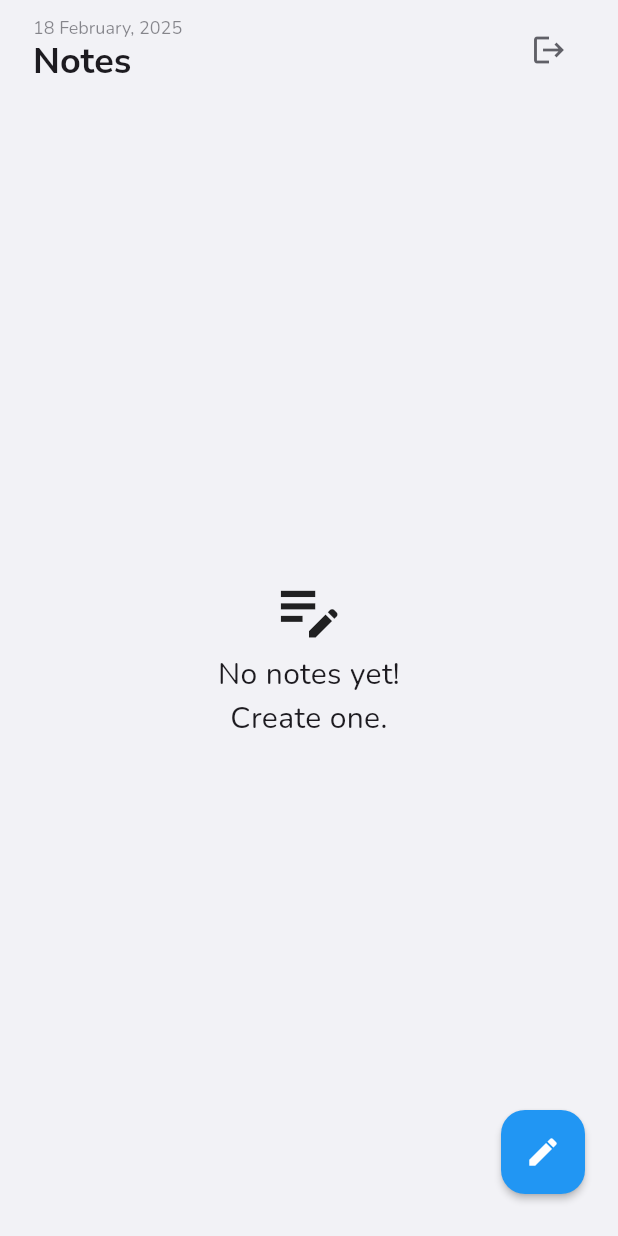
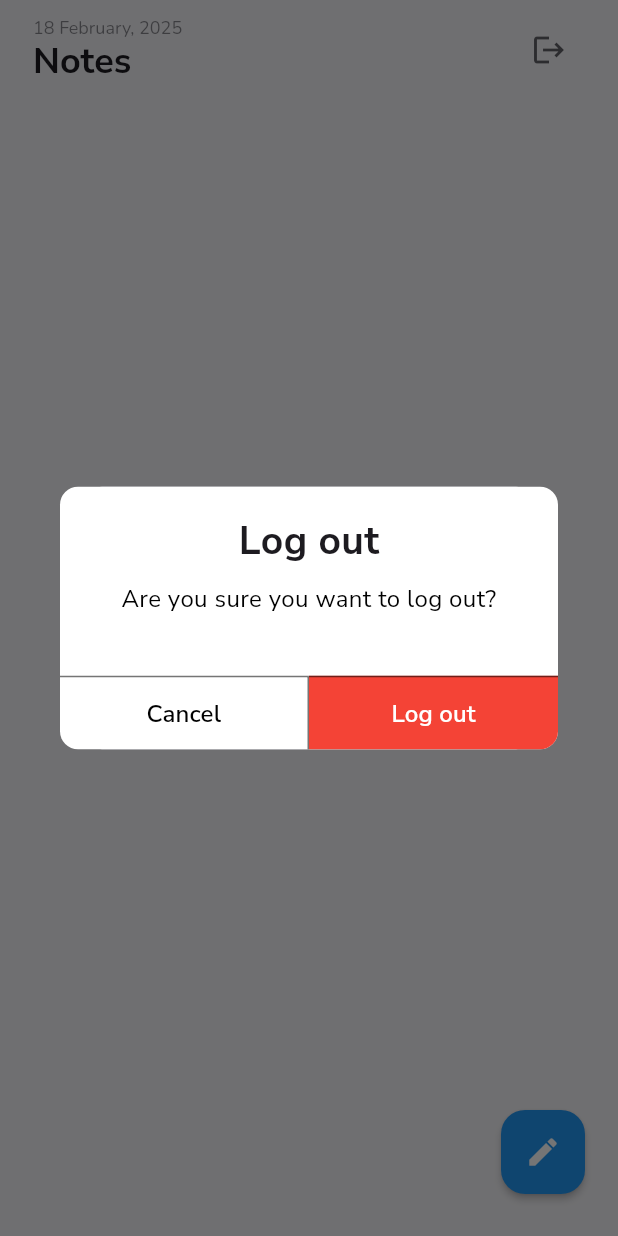
Before and after one commit to sowban-mohd/Notes-app-with-Flutter, a Flutter app: the NotesScreen screen opened by its route, after a tap on the "logout" icon, on a phone screen of 412 x 824 dp. Run offline on Flutter 3.47's test engine with Material 3 defaults, Android fonts, the phone set to English and light mode, and no system bars; our stand-ins replace cloud_firestore, firebase_auth, firebase_core, flutter_riverpod, go_router, google_fonts and 1 more; missing offline and left inert: password_strength; accounts and stored records are empty; generated files the repository leaves out were written again.

Commit message:
Added logout functionality

```diff
--- a/lib/providers/auth_screen_providers/auth_state_provider.dart
+++ b/lib/providers/auth_screen_providers/auth_state_provider.dart
@@ -79,6 +79,17 @@ class AuthStateNotifier extends Notifier<AuthState> {
     }
   }
 
+  /// Logs out the user
+  Future<void> logOut() async{
+     state = AuthState(isLoading: true);
+    try{
+     await _auth.signOut();
+     state = AuthState(isLoading: false, successMessage: 'Log out is successful');
+    } catch(e) {
+      state = AuthState(isLoading: false, generalError: 'Error signing out : ${e.toString()}');
+    }
+  }
+
   ///Handles Firebase related error
   void _handleAuthError(FirebaseAuthException e) {
     String? emailError;
--- a/lib/providers/notes_screen_providers/delete_note_provider.dart
+++ b/lib/providers/notes_screen_providers/delete_note_provider.dart
@@ -16,7 +16,7 @@ class DeleteNoteNotifier extends Notifier<DeleteState> {
   DeleteState build() => DeleteState(isLoading: false);
 
   /// Deletes selected notes
-  Future<void> deleteNote(List<String> noteIds) async {
+  Future<void> deleteNote(Set<String> noteIds) async {
     state = DeleteState(isLoading: true);
     FirebaseFirestore firestore = FirebaseFirestore.instance;
     String? uid = FirebaseAuth.instance.currentUser?.uid;
--- a/lib/ui/screens/notes_screens/notesscreen.dart
+++ b/lib/ui/screens/notes_screens/notesscreen.dart
@@ -3,6 +3,8 @@ import 'package:flutter_riverpod/flutter_riverpod.dart';
 import 'package:go_router/go_router.dart';
 import 'package:google_fonts/google_fonts.dart';
 import 'package:intl/intl.dart';
+import 'package:notetakingapp1/providers/auth_screen_providers/auth_state_provider.dart';
+import 'package:notetakingapp1/providers/initial_location_provider.dart';
 import 'package:notetakingapp1/providers/notes_screen_providers/delete_note_provider.dart';
 import 'package:notetakingapp1/ui/utils/confirmaton_dialog.dart';
 import '../../../providers/notes_screen_providers/note_controllers.dart';
@@ -21,17 +23,44 @@ class NotesScreen extends ConsumerWidget {
     //Access to notes provider
     final notesAsync = ref.watch(notesProvider);
 
-    //Access to note selection state and notifier
-    final selectionState = ref.watch(selectionProvider);
+    //List of selected notes
+    final selectedNotes = ref.watch(selectionProvider);
+
+    //Access to methods to manipulate selected notes list
     final selectionNotifier = ref.read(selectionProvider.notifier);
 
-    //List of selected notes
-    final List<String> noteIds = selectionNotifier.selectedNotes;
+    //Access to authentication state and notifier
+    final authState = ref.watch(authStateProvider);
+    final authNotifier = ref.read(authStateProvider.notifier);
 
+    //Displays authentication error messages if any
+    if (authState.generalError != null) {
+      WidgetsBinding.instance.addPostFrameCallback((_) {
+        ScaffoldMessenger.of(context).showSnackBar(
+          SnackBar(
+            content: Text(authState.generalError!),
+          ),
+        );
+      });
+    }
+
+    //Navigates to login screen if logout is succesful
+    ref.listen(authStateProvider, (previous, next) {
+      if (next.successMessage == 'Log out is successful') {
+        authNotifier.clearState(); //Clears all error messages
+        ref.read(initialLocationProvider.notifier).setInitialLocation(
+            '/login'); //Sets the login screen as the initial screen
+        context.go('/login');
+      }
+    });
+
+    //UI
     return Scaffold(
         backgroundColor: Color.fromRGBO(242, 242, 246, 1),
-        appBar: selectionState.isNotEmpty
-            ? AppBar(
+        appBar: selectedNotes.isNotEmpty
+            ?
+            //App bar when notes are selected
+            AppBar(
                 backgroundColor: Colors.white,
                 leading: IconButton(
                     onPressed: () {
@@ -42,7 +71,9 @@ class NotesScreen extends ConsumerWidget {
                       color: Colors.blue,
                     )),
               )
-            : AppBar(
+            :
+            //Normal app bar
+            AppBar(
                 elevation: 0.0,
                 backgroundColor: Color.fromRGBO(242, 242, 246, 1),
                 title: Padding(
@@ -70,10 +101,26 @@ class NotesScreen extends ConsumerWidget {
                           ),
                         ],
                       ),
-                      IconButton(
+
+                      //Log out button
+                      authState.isLoading
+                          ? SizedBox(
+                              width: 15,
+                              height: 15,
+                              child: CircularProgressIndicator(
+                                color: Colors.blue,
+                                strokeWidth: 2,
+                              ),
+                            )
+                          : IconButton(
                               tooltip: 'Log Out',
-                        onPressed: () {
-                          //Icon function
+                              onPressed: () async {
+                                bool? confirmation =
+                                    await showConfirmationDialog(context,
+                                        type: 'Log out');
+                                if (confirmation == true) {
+                                  await authNotifier.logOut();
+                                }
                               },
                               icon: Icon(
                                 Icons.logout,
@@ -136,8 +183,7 @@ class NotesScreen extends ConsumerWidget {
                               final String noteId = note['noteId'];
                               final String title = note['title'];
                               final bool hasTitle = title.trim().isNotEmpty;
-                              final isSelected =
-                                  selectionState[noteId] ?? false;
+
                               //Note Card
                               return GestureDetector(
                                 //When tapped
@@ -159,7 +205,7 @@ class NotesScreen extends ConsumerWidget {
                                   elevation: 1.0,
                                   shape: RoundedRectangleBorder(
                                     borderRadius: BorderRadius.circular(10.0),
-                                    side: isSelected
+                                    side: selectedNotes.contains(noteId)
                                         ? BorderSide(
                                             color: Colors.blue, width: 1.0)
                                         : BorderSide.none,
@@ -247,19 +293,23 @@ class NotesScreen extends ConsumerWidget {
             ),
           ),
         ),
-        floatingActionButton: selectionState.isNotEmpty
+        floatingActionButton: Padding(
+          padding: const EdgeInsets.only(bottom: 12.0, right: 6.0),
+          child: selectedNotes.isNotEmpty
               ?
               //Delete note button
-            Padding(
-                padding: const EdgeInsets.only(bottom: 12.0, right: 6.0),
-                child: FloatingActionButton(
+              FloatingActionButton(
                   tooltip: 'Delete note',
                   onPressed: () async {
-                    bool? confirmed = await showConfirmationDialog(context, type : 'Delete note');
-                    if(confirmed == true) {
+                    String type = selectionNotifier.hasMultipleSelections
+                        ? 'Delete notes'
+                        : 'Delete note';
+                    bool? confirmed =
+                        await showConfirmationDialog(context, type: type);
+                    if (confirmed == true) {
                       await ref
                           .read(deleteNoteProvider.notifier)
-                        .deleteNote(noteIds);
+                          .deleteNote(selectedNotes);
                       selectionNotifier.clearSelection();
                     }
                   },
@@ -276,21 +326,17 @@ class NotesScreen extends ConsumerWidget {
                           ),
                         )
                       : Icon(Icons.delete),
-                ),
                 )
               :
-            //Create Note button
-            Padding(
-                padding: const EdgeInsets.only(bottom: 12.0, right: 6.0),
-                child: FloatingActionButton(
+              //Create note button
+              FloatingActionButton(
                   tooltip: 'Create a new note',
                   onPressed: () {
                     context.go('/note');
                   },
                   elevation: 2.0,
                   backgroundColor: Colors.blue,
-                  foregroundColor: Colors.white,
-                  child: const Icon(Icons.edit),
+                  child: const Icon(Icons.edit, color: Colors.white),
                 ),
         ));
   }
--- a/lib/ui/utils/confirmaton_dialog.dart
+++ b/lib/ui/utils/confirmaton_dialog.dart
@@ -1,12 +1,12 @@
 import 'package:flutter/material.dart';
 import 'package:google_fonts/google_fonts.dart';
 
-/// Displays a confirmation dialog before actions like LogOut, Note deletion
-Future<bool?> showConfirmationDialog(BuildContext context, {String? type}) {
-  return showDialog(
+/// Displays a confirmation dialog before actions like Log Out, Note deletion
+Future<bool?> showConfirmationDialog(BuildContext context,
+    {required String? type, bool? multiple}) {
+  return showDialog<bool>(
       context: context,
       builder: (BuildContext context) {
-        if (type == 'Delete note') {
         return Dialog(
           child: Container(
             padding: EdgeInsets.only(top: 14),
@@ -19,10 +19,10 @@ Future<bool?> showConfirmationDialog(BuildContext context, {String? type}) {
             child: Column(
               children: [
                 Padding(
-                    padding: EdgeInsets.only(top: 4, left: 8, right: 8),
+                  padding: EdgeInsets.only(top: 4, left: 20, right: 20),
                   child: Column(children: [
                     Text(
-                        'Delete Note',
+                      type!,
                       style: GoogleFonts.nunitoSans(
                         fontSize: 26.0,
                         fontWeight: FontWeight.bold,
@@ -32,7 +32,11 @@ Future<bool?> showConfirmationDialog(BuildContext context, {String? type}) {
                       height: 8.0,
                     ),
                     Text(
-                        'Are you sure you want to delete this note?',
+                      type == 'Delete note'
+                          ? 'Are you sure you want to delete this note?'
+                          : type == 'Delete notes'
+                              ? 'Are you sure you want to delete these notes?'
+                              : 'Are you sure you want to log out?',
                       textAlign: TextAlign.center,
                       style: GoogleFonts.nunitoSans(
                         fontSize: 16,
@@ -48,8 +52,7 @@ Future<bool?> showConfirmationDialog(BuildContext context, {String? type}) {
                       child: Container(
                         decoration: BoxDecoration(
                           border: Border(
-                              top:
-                                  BorderSide(color: Colors.black54, width: 1.0),
+                            top: BorderSide(color: Colors.black54, width: 1.0),
                             right:
                                 BorderSide(color: Colors.black54, width: 1.0),
                           ),
@@ -75,8 +78,7 @@ Future<bool?> showConfirmationDialog(BuildContext context, {String? type}) {
                           borderRadius: BorderRadius.only(
                               bottomRight: Radius.circular(12.0)),
                           border: Border(
-                              top:
-                                  BorderSide(color: Colors.black54, width: 1.0),
+                            top: BorderSide(color: Colors.black54, width: 1.0),
                           ),
                         ),
                         child: TextButton(
@@ -84,7 +86,7 @@ Future<bool?> showConfirmationDialog(BuildContext context, {String? type}) {
                             Navigator.of(context).pop(true);
                           },
                           child: Text(
-                              'Delete',
+                            type == 'Log out' ? type : 'Delete',
                             style: GoogleFonts.nunitoSans(
                                 color: Colors.white,
                                 fontSize: 16.0,
@@ -99,8 +101,5 @@ Future<bool?> showConfirmationDialog(BuildContext context, {String? type}) {
             ),
           ),
         );
-        } else {
-          return Dialog();
-        }
       });
 }
--- a/lib/ui/widgets/obscreen_layout.dart
+++ b/lib/ui/widgets/obscreen_layout.dart
@@ -1,8 +1,8 @@
 import 'package:flutter/material.dart';
 import 'package:google_fonts/google_fonts.dart';
 
+/// A reusable layout for onboarding screens
 class OnboardingLayout extends StatelessWidget {
-  // Properties for onboarding content and actions
   final Widget image;
   final String title;
   final String description;
```
Also changed, not shown: lib/providers/notes_screen_providers/note_selection_provider.dart (+10 -17 lines), lib/ui/screens/loading_screen.dart (+3 -29 lines). Lines whose indentation alone changed are shown as unchanged.
